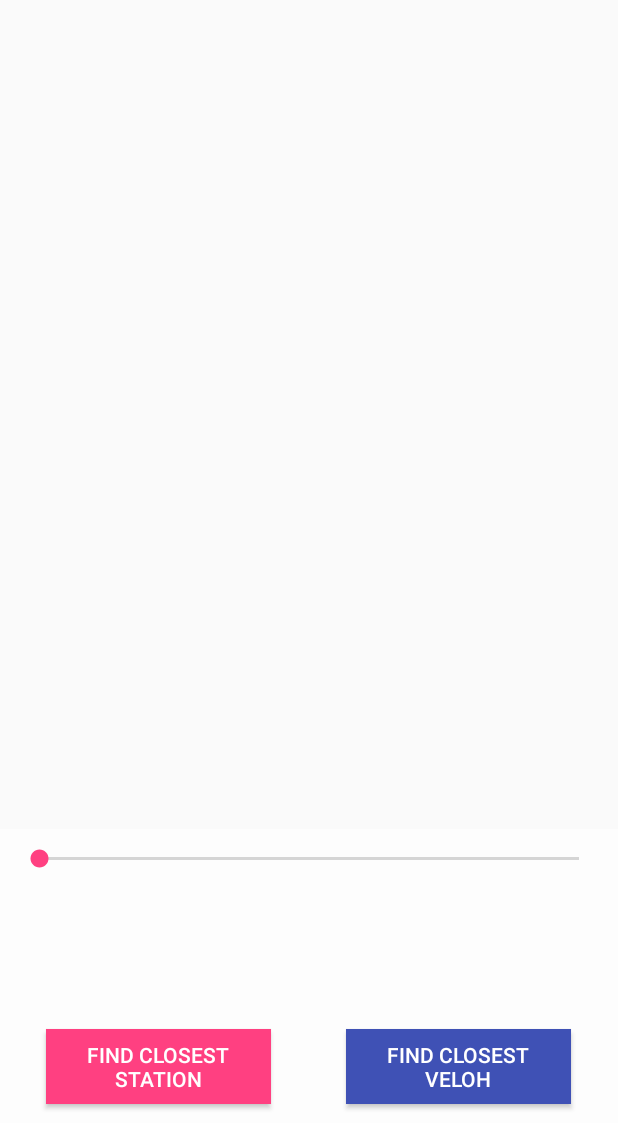
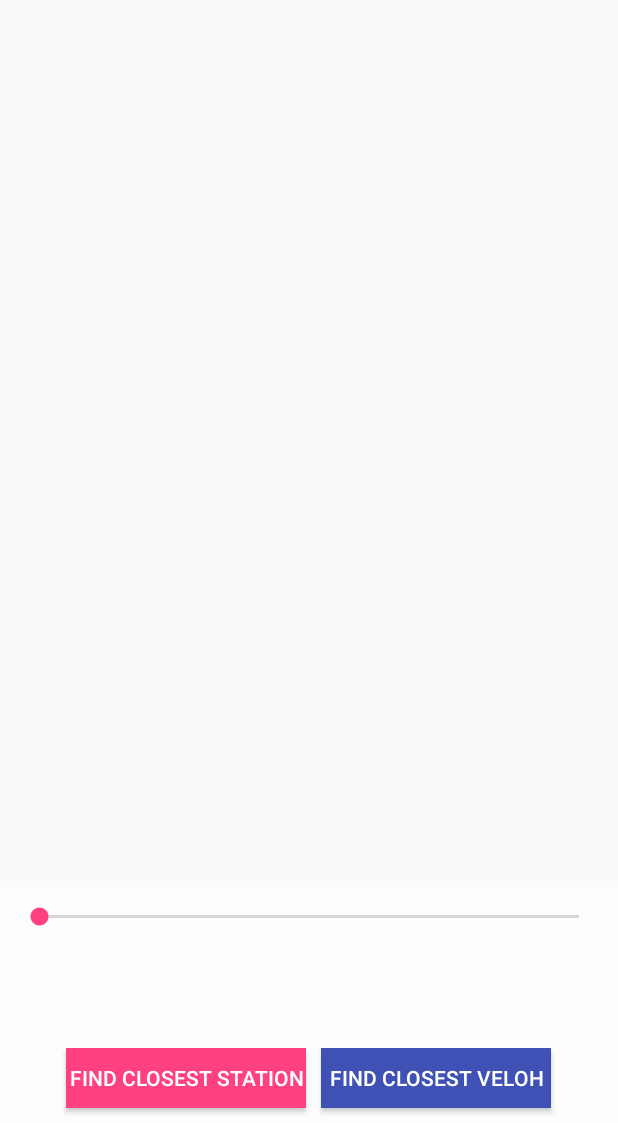
Before and after one commit to pathakhimadri/MapApplication, an Android app: the screen it shows after launch (MapsActivity), on a phone screen of 412 x 824 dp, the part 113-1236 px from its top. Run offline under Robolectric (Android 15) with nearby library versions, the light colour scheme and no system bars.

```diff
--- a/app/src/main/java/unicorn/unique/micsmapapplication/PopUp.java
+++ b/app/src/main/java/unicorn/unique/micsmapapplication/PopUp.java
@@ -60,7 +60,12 @@ public class PopUp extends Activity implements AsyncResponse {
     @Override
     public void processFinish(String output) {
         TextView textView = (TextView) findViewById(R.id.busText);
-        textView.setText(Html.fromHtml(output));
+        if(output!=null) {
+            textView.setText(Html.fromHtml(output));
+        }else{
+            output ="No data to display.";
+            textView.setText(output);
+        }
     }
 
 }
--- a/app/src/main/res/layout/activity_maps.xml
+++ b/app/src/main/res/layout/activity_maps.xml
@@ -27,19 +27,20 @@
             >
             <View android:layout_width="match_parent"
             android:layout_height="0dp"
-            android:layout_weight="0.75"
+            android:layout_weight="0.80"
             android:background="#00ffffff"></View>
         <RelativeLayout
             android:id="@+id/belowlayout"
             android:layout_width="match_parent"
             android:layout_height="0dp"
-            android:layout_weight="0.25"
+            android:layout_weight="0.20"
             android:background="#73ffffff"
             android:orientation="vertical">
 
             <SeekBar android:id="@+id/distanceSeek"
                 android:layout_width="match_parent"
                 android:layout_height="20dp"
+                android:layout_weight = "0.4"
                 android:layout_alignParentTop="true"
                 android:layout_margin="10dp"
                 android:max = "10"
@@ -47,32 +48,33 @@
 
             <RelativeLayout
                 android:orientation="horizontal"
-                android:layout_height="70dp"
+                android:layout_height="50dp"
                 android:layout_width="match_parent"
                 android:layout_alignParentBottom="true"
+                android:layout_weight = "0.6"
                 android:gravity="center"
                 >
 
                 <Button
                     android:id="@+id/button7"
                     android:padding="2dp"
-                    android:layout_width="150dp"
-                    android:layout_height="50dp"
+                    android:layout_width="wrap_content"
+                    android:layout_height="match_parent"
                     android:layout_gravity="center"
                     android:background="@color/colorAccent"
-                    android:layout_marginRight="50dp"
-                    android:layout_marginBottom="5dp"
+                    android:layout_marginRight="10dp"
+                    android:layout_marginBottom="10dp"
                     android:text="Find Closest Station"
                     android:onClick="findClosest"
                     android:textColor="#ffffff" />
 
                 <Button android:id="@+id/veloh"
                     android:padding="5dp"
-                    android:layout_width="150dp"
+                    android:layout_width="wrap_content"
                     android:layout_gravity="center"
                     android:layout_alignBottom="@+id/button7"
                     android:layout_toRightOf="@+id/button7"
-                    android:layout_height="50dp"
+                    android:layout_height="match_parent"
                     android:text="Find Closest Veloh"
                     android:background="@color/colorPrimary"
                     android:onClick="onClosestVeloh"
```
